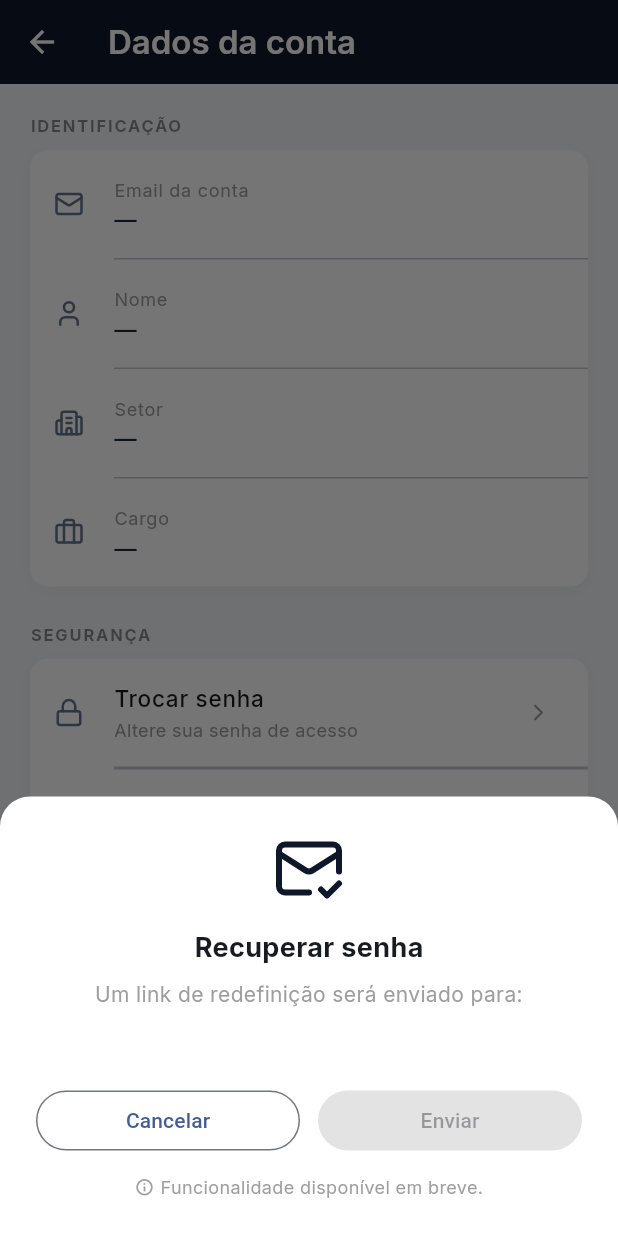
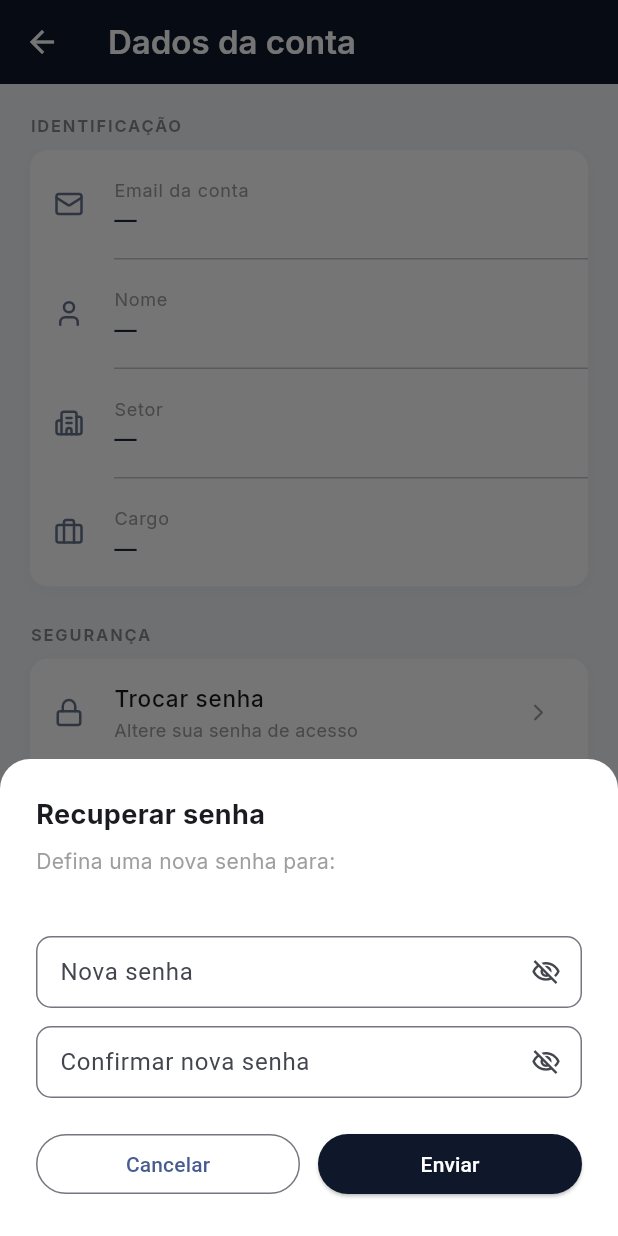
Before and after one commit to arthurRocha01/NOTIF, a Flutter app: the AccountScreen screen opened directly, after a tap on "Recuperar senha", on a phone screen of 412 x 824 dp. Run offline on Flutter 3.47's test engine with Material 3 defaults, Android fonts, the phone set to English and light mode, and no system bars; our stand-ins replace file_picker, firebase_core, firebase_messaging, fl_chart, flutter_riverpod, google_fonts and 3 more; accounts and stored records are empty.

Commit message:
implementa trocar e recuperar senha via PATCH /users/:id
- AuthService.updatePassword: envia password + currentPassword opcional
- _ChangePasswordSheet: inclui currentPassword no payload enviado
- _RecoverPasswordSheet: redesenhado como StatefulWidget com form de nova senha, estado de sucesso e validações (min 6 chars, senhas coincidem)
- 9 novos testes (193 total)

Co-Authored-By: Claude Sonnet 4.6 <noreply@anthropic.com>

```diff
--- a/frontend/lib/features/profile/screen/account_screen.dart
+++ b/frontend/lib/features/profile/screen/account_screen.dart
@@ -70,7 +70,7 @@ class AccountScreen extends ConsumerWidget {
               icon: LucideIcons.keyRound,
               label: 'Recuperar senha',
               subtitle: 'Enviar link de redefinição por e-mail',
-              onTap: () => _showRecoverPasswordModal(context, user?.email ?? ''),
+              onTap: () => _showRecoverPasswordModal(context),
               isLast: true,
             ),
           ]),
@@ -88,12 +88,12 @@ class AccountScreen extends ConsumerWidget {
     );
   }
 
-  void _showRecoverPasswordModal(BuildContext context, String email) {
+  void _showRecoverPasswordModal(BuildContext context) {
     showModalBottomSheet(
       context: context,
       isScrollControlled: true,
       backgroundColor: Colors.transparent,
-      builder: (_) => _RecoverPasswordSheet(email: email),
+      builder: (_) => const _RecoverPasswordSheet(),
     );
   }
 }
@@ -139,7 +139,10 @@ class _ChangePasswordSheetState extends ConsumerState<_ChangePasswordSheet> {
 
     try {
       final user = ref.read(authProvider);
-      await ApiClient.patch('/users/${user!.id}', {'password': newPassword});
+      await ApiClient.patch('/users/${user!.id}', {
+        'currentPassword': _currentCtrl.text.trim(),
+        'password': newPassword,
+      });
       if (mounted) Navigator.pop(context);
     } on ApiException catch (e) {
       setState(() => _error = e.message);
@@ -211,77 +214,162 @@ class _ChangePasswordSheetState extends ConsumerState<_ChangePasswordSheet> {
 
 // ── Modal de recuperar senha ───────────────────────────────────────────────
 
-class _RecoverPasswordSheet extends StatelessWidget {
-  final String email;
-  const _RecoverPasswordSheet({required this.email});
+class _RecoverPasswordSheet extends ConsumerStatefulWidget {
+  const _RecoverPasswordSheet();
+
+  @override
+  ConsumerState<_RecoverPasswordSheet> createState() =>
+      _RecoverPasswordSheetState();
+}
+
+class _RecoverPasswordSheetState extends ConsumerState<_RecoverPasswordSheet> {
+  final _newCtrl = TextEditingController();
+  final _confirmCtrl = TextEditingController();
+  String? _error;
+  bool _isLoading = false;
+  bool _success = false;
+
+  @override
+  void dispose() {
+    _newCtrl.dispose();
+    _confirmCtrl.dispose();
+    super.dispose();
+  }
+
+  Future<void> _submit() async {
+    final newPassword = _newCtrl.text.trim();
+    final confirm = _confirmCtrl.text.trim();
+
+    if (newPassword.length < 6) {
+      setState(() => _error = 'A nova senha deve ter no mínimo 6 caracteres.');
+      return;
+    }
+    if (newPassword != confirm) {
+      setState(() => _error = 'As senhas não coincidem.');
+      return;
+    }
+
+    setState(() { _error = null; _isLoading = true; });
+
+    try {
+      final user = ref.read(authProvider);
+      await ApiClient.patch('/users/${user!.id}', {'password': newPassword});
+      if (mounted) setState(() => _success = true);
+    } on ApiException catch (e) {
+      setState(() => _error = e.message);
+    } finally {
+      if (mounted) setState(() => _isLoading = false);
+    }
+  }
 
   @override
   Widget build(BuildContext context) {
-    return Container(
+    final user = ref.watch(authProvider);
+
+    return Padding(
+      padding:
+          EdgeInsets.only(bottom: MediaQuery.of(context).viewInsets.bottom),
+      child: Container(
         padding: const EdgeInsets.all(24),
         decoration: const BoxDecoration(
           color: Colors.white,
           borderRadius: BorderRadius.vertical(top: Radius.circular(20)),
         ),
-      child: Column(
+        child: _success ? _buildSuccess(context) : _buildForm(context, user?.email ?? ''),
+      ),
+    );
+  }
+
+  Widget _buildSuccess(BuildContext context) {
+    return Column(
       mainAxisSize: MainAxisSize.min,
       children: [
-          const Icon(LucideIcons.mailCheck, size: 48, color: Color(0xFF0F172A)),
+        const Icon(LucideIcons.checkCircle, size: 48, color: Color(0xFF16A34A)),
         const SizedBox(height: 16),
+        Text('Senha alterada com sucesso!',
+            style: GoogleFonts.inter(fontSize: 18, fontWeight: FontWeight.bold)),
+        const SizedBox(height: 24),
+        SizedBox(
+          width: double.infinity,
+          child: ElevatedButton(
+            onPressed: () => Navigator.pop(context),
+            style: ElevatedButton.styleFrom(
+              backgroundColor: const Color(0xFF0F172A),
+              foregroundColor: Colors.white,
+            ),
+            child: const Text('Fechar'),
+          ),
+        ),
+      ],
+    );
+  }
+
+  Widget _buildForm(BuildContext context, String email) {
+    return Column(
+      mainAxisSize: MainAxisSize.min,
+      crossAxisAlignment: CrossAxisAlignment.start,
+      children: [
         Text('Recuperar senha',
             style: GoogleFonts.inter(fontSize: 18, fontWeight: FontWeight.bold)),
         const SizedBox(height: 8),
         Text(
-            'Um link de redefinição será enviado para:',
-            textAlign: TextAlign.center,
+          'Defina uma nova senha para:',
           style: GoogleFonts.inter(color: Colors.grey, fontSize: 14),
         ),
-          const SizedBox(height: 4),
         Text(
           email,
-            textAlign: TextAlign.center,
           style: GoogleFonts.inter(
               fontWeight: FontWeight.w600,
-                fontSize: 15,
+              fontSize: 14,
               color: const Color(0xFF0F172A)),
         ),
-          const SizedBox(height: 24),
+        const SizedBox(height: 20),
+        _PasswordField(
+          key: const Key('recoverNewPassword'),
+          label: 'Nova senha',
+          controller: _newCtrl,
+        ),
+        const SizedBox(height: 12),
+        _PasswordField(
+          key: const Key('recoverConfirmPassword'),
+          label: 'Confirmar nova senha',
+          controller: _confirmCtrl,
+        ),
+        if (_error != null) ...[
+          const SizedBox(height: 10),
+          Text(_error!,
+              style: GoogleFonts.inter(color: Colors.red, fontSize: 13)),
+        ],
+        const SizedBox(height: 20),
         Row(
           children: [
             Expanded(
               child: OutlinedButton(
-                  onPressed: () => Navigator.pop(context),
+                onPressed: _isLoading ? null : () => Navigator.pop(context),
                 child: const Text('Cancelar'),
               ),
             ),
             const SizedBox(width: 12),
             Expanded(
               child: ElevatedButton(
-                  // Desabilitado até POST /auth/password-reset estar disponível
-                  onPressed: null,
+                onPressed: _isLoading ? null : _submit,
                 style: ElevatedButton.styleFrom(
                   backgroundColor: const Color(0xFF0F172A),
                   foregroundColor: Colors.white,
                 ),
-                  child: const Text('Enviar'),
+                child: _isLoading
+                    ? const SizedBox(
+                        height: 18,
+                        width: 18,
+                        child: CircularProgressIndicator(
+                            strokeWidth: 2, color: Colors.white),
+                      )
+                    : const Text('Enviar'),
               ),
             ),
           ],
         ),
-          const SizedBox(height: 12),
-          Row(
-            mainAxisAlignment: MainAxisAlignment.center,
-            children: [
-              const Icon(Icons.info_outline, size: 13, color: Colors.grey),
-              const SizedBox(width: 4),
-              Text(
-                'Funcionalidade disponível em breve.',
-                style: GoogleFonts.inter(fontSize: 12, color: Colors.grey),
-              ),
       ],
-          ),
-        ],
-      ),
     );
   }
 }
```
Also changed, not shown: frontend/lib/features/login/services/auth_service.dart (+33 -0 lines), 2 other files. Lines whose indentation alone changed are shown as unchanged.
